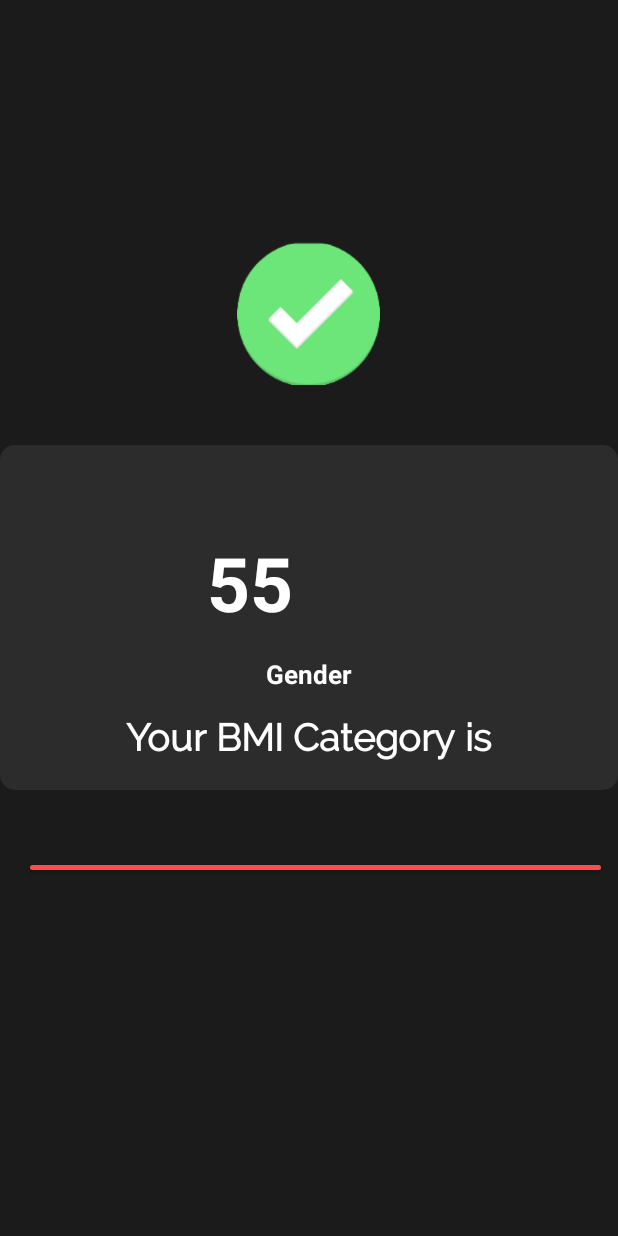
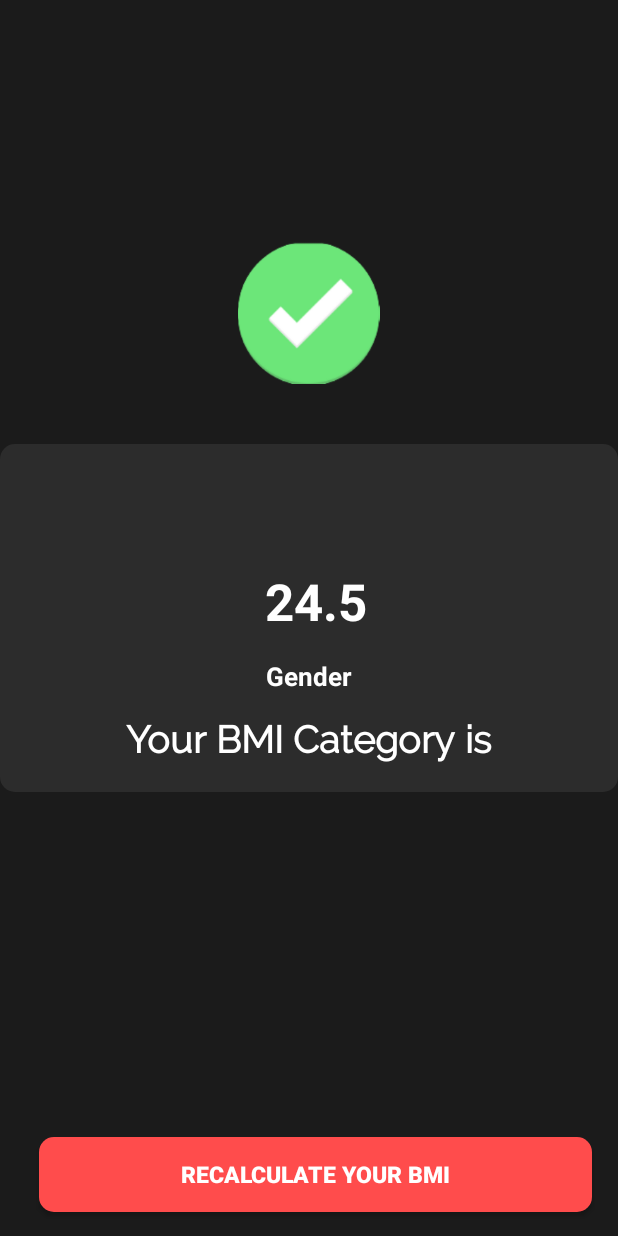
Before and after one commit to shubham752259/BMI-Calculator, an Android app: the layout activity_bmicalculated.xml on its own in the app's theme, with its tools: preview values and no code run, on a phone screen of 412 x 824 dp. Run offline under Robolectric (Android 15) with nearby library versions, the phone set to English and light mode, and no system bars; Roboto replaces fonts that are not available here.

Commit message:
updated app

```diff
--- a/app/src/main/java/com/example/bmiCalculator/BMICalculated.java
+++ b/app/src/main/java/com/example/bmiCalculator/BMICalculated.java
@@ -21,7 +21,7 @@ import java.util.Objects;
 
 public class BMICalculated extends AppCompatActivity {
 
-    Button mrecalculatebmi;
+    android.widget.Button mrecalculatebmi;
     TextView mbmidisplay,mbmicategory,mgender;
     Intent intent;
     ImageView mimageview;
@@ -63,6 +63,7 @@ public class BMICalculated extends AppCompatActivity {
         intbmi = intweight/(intheight*intheight);
 
         mbmi = Double.toString(intbmi);
+        mbmi = String.format("%.2f", intbmi);
 
         if(intbmi<16){
         mbmicategory.setText("Extreme Skinny");
--- a/app/src/main/res/layout/activity_bmicalculated.xml
+++ b/app/src/main/res/layout/activity_bmicalculated.xml
@@ -31,17 +31,18 @@
 
         <TextView
             android:id="@+id/bmidisplay"
-            android:layout_width="160dp"
-            android:layout_height="wrap_content"
+            android:layout_width="95dp"
+            android:layout_height="45dp"
             android:layout_alignParentStart="true"
             android:layout_alignParentTop="true"
             android:layout_alignParentEnd="true"
-            android:layout_marginStart="118dp"
-            android:layout_marginTop="38dp"
-            android:layout_marginEnd="113dp"
-            android:text="55"
+            android:textAlignment="center"
+            android:layout_marginStart="153dp"
+            android:layout_marginTop="62dp"
+            android:layout_marginEnd="143dp"
+            android:text="24.5"
             android:textColor="@color/white"
-            android:textSize="50sp"
+            android:textSize="34sp"
             android:textStyle="bold" />
 
         <TextView
@@ -71,20 +72,18 @@
 
     <android.widget.Button
         android:id="@+id/recalculatebmi"
-        android:layout_width="wrap_content"
-        android:layout_height="34dp"
-        android:layout_below="@+id/contentlayout"
+        android:layout_width="368dp"
+        android:layout_height="50dp"
         android:layout_alignParentStart="true"
         android:layout_alignParentEnd="true"
         android:layout_alignParentBottom="true"
-        android:layout_marginStart="20dp"
+        android:layout_marginStart="26dp"
         android:layout_marginLeft="20dp"
-        android:layout_marginTop="50dp"
-        android:layout_marginEnd="11dp"
+        android:layout_marginEnd="17dp"
         android:layout_marginRight="20dp"
-        android:layout_marginBottom="244dp"
+        android:layout_marginBottom="16dp"
         android:background="@drawable/buttonbackground"
-        android:text="Recalculate Your BMI"
+        android:text="Recalculate your bmi"
         android:textColor="@color/white"
         android:textSize="15sp"
         android:textStyle="bold" />
```
